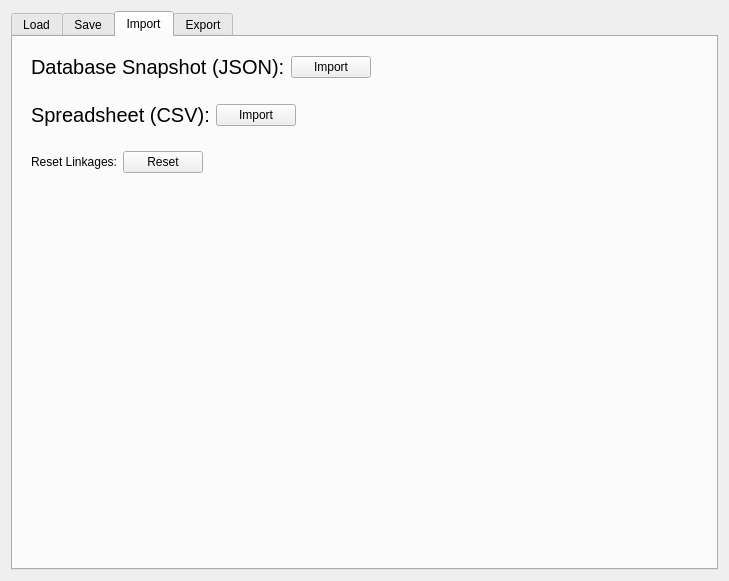
The window that resources/widget/tools/TrackwayIoWidget/TrackwayIoWidget.ui (sernst/Cadence) describes before a commit, drawn with Qt 5.
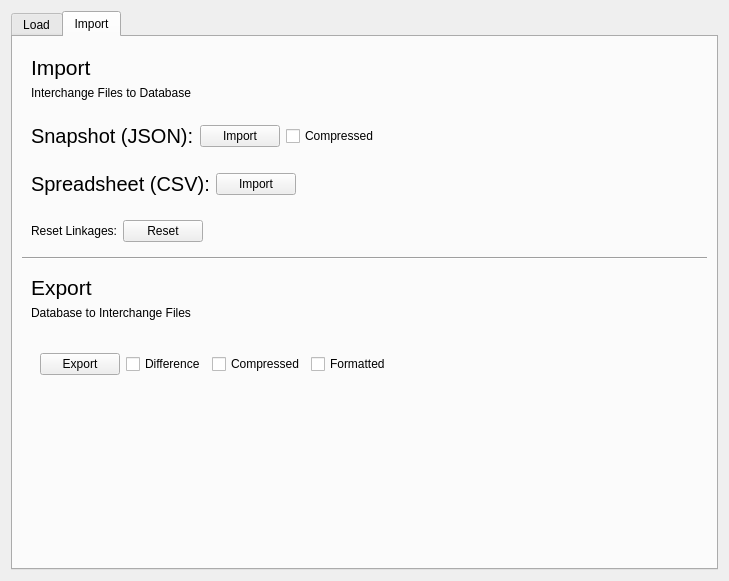
The same window after the commit. The open tabs and pages were chosen to show the change.

Patch:
```diff
--- a/resources/widget/tools/TrackwayIoWidget/TrackwayIoWidget.ui
+++ b/resources/widget/tools/TrackwayIoWidget/TrackwayIoWidget.ui
@@ -68,70 +68,36 @@
        </item>
       </layout>
      </widget>
-     <widget class="QWidget" name="tab_2">
-      <attribute name="title">
-       <string>Save</string>
-      </attribute>
-      <layout class="QVBoxLayout" name="verticalLayout_2">
-       <item>
-        <widget class="QWidget" name="widget_9" native="true">
-         <layout class="QVBoxLayout" name="verticalLayout">
-          <item>
-           <widget class="QLabel" name="label_7">
-            <property name="text">
-             <string>Save Maya Changes to Database</string>
-            </property>
-           </widget>
-          </item>
-          <item>
-           <widget class="QWidget" name="widget_3" native="true">
-            <layout class="QHBoxLayout" name="horizontalLayout_3">
-             <item>
-              <widget class="QPushButton" name="pushButton">
-               <property name="text">
-                <string>Save Selected</string>
-               </property>
-              </widget>
-             </item>
-             <item>
-              <spacer name="horizontalSpacer_3">
-               <property name="orientation">
-                <enum>Qt::Horizontal</enum>
-               </property>
-               <property name="sizeHint" stdset="0">
-                <size>
-                 <width>40</width>
-                 <height>20</height>
-                </size>
-               </property>
-              </spacer>
-             </item>
-            </layout>
-           </widget>
-          </item>
-         </layout>
-        </widget>
-       </item>
-       <item>
-        <spacer name="verticalSpacer">
-         <property name="orientation">
-          <enum>Qt::Vertical</enum>
-         </property>
-         <property name="sizeHint" stdset="0">
-          <size>
-           <width>20</width>
-           <height>400</height>
-          </size>
-         </property>
-        </spacer>
-       </item>
-      </layout>
-     </widget>
      <widget class="QWidget" name="tab_3">
       <attribute name="title">
        <string>Import</string>
       </attribute>
-      <layout class="QVBoxLayout" name="verticalLayout_7">
+      <layout class="QVBoxLayout" name="verticalLayout_4">
+       <item>
+        <widget class="QWidget" name="widget_8" native="true">
+         <layout class="QVBoxLayout" name="verticalLayout_2">
+          <item>
+           <widget class="QLabel" name="label_7">
+            <property name="font">
+             <font>
+              <pointsize>16</pointsize>
+             </font>
+            </property>
+            <property name="text">
+             <string>Import</string>
+            </property>
+           </widget>
+          </item>
+          <item>
+           <widget class="QLabel" name="label_8">
+            <property name="text">
+             <string>Interchange Files to Database</string>
+            </property>
+           </widget>
+          </item>
+         </layout>
+        </widget>
+       </item>
        <item>
         <widget class="QWidget" name="widget_4" native="true">
          <layout class="QHBoxLayout" name="horizontalLayout_5">
@@ -145,7 +111,7 @@
              </font>
             </property>
             <property name="text">
-             <string>Database Snapshot (JSON):</string>
+             <string>Snapshot (JSON):</string>
             </property>
            </widget>
           </item>
@@ -156,6 +122,13 @@
             </property>
            </widget>
           </item>
+          <item>
+           <widget class="QCheckBox" name="importCompressCheck">
+            <property name="text">
+             <string>Compressed</string>
+            </property>
+           </widget>
+          </item>
           <item>
            <spacer name="horizontalSpacer_5">
             <property name="orientation">
@@ -246,28 +219,15 @@
         </widget>
        </item>
        <item>
-        <spacer name="verticalSpacer_2">
+        <widget class="Line" name="line">
          <property name="orientation">
-          <enum>Qt::Vertical</enum>
+          <enum>Qt::Horizontal</enum>
          </property>
-         <property name="sizeHint" stdset="0">
-          <size>
-           <width>20</width>
-           <height>376</height>
-          </size>
-         </property>
-        </spacer>
+        </widget>
        </item>
-      </layout>
-     </widget>
-     <widget class="QWidget" name="tab_4">
-      <attribute name="title">
-       <string>Export</string>
-      </attribute>
-      <layout class="QVBoxLayout" name="verticalLayout_8">
        <item>
-        <widget class="QWidget" name="widget_5" native="true">
-         <layout class="QVBoxLayout" name="verticalLayout_3">
+        <widget class="QWidget" name="widget_3" native="true">
+         <layout class="QVBoxLayout" name="verticalLayout">
           <item>
            <widget class="QLabel" name="label_5">
             <property name="font">
@@ -283,10 +243,16 @@
           <item>
            <widget class="QLabel" name="label_6">
             <property name="text">
-             <string>Write Database Data to Spreadsheet</string>
+             <string>Database to Interchange Files</string>
             </property>
            </widget>
           </item>
+         </layout>
+        </widget>
+       </item>
+       <item>
+        <widget class="QWidget" name="widget_5" native="true">
+         <layout class="QVBoxLayout" name="verticalLayout_3">
           <item>
            <widget class="QWidget" name="widget_6" native="true">
             <layout class="QHBoxLayout" name="horizontalLayout_4">
@@ -297,6 +263,13 @@
                </property>
               </widget>
              </item>
+             <item>
+              <widget class="QCheckBox" name="exportDiffCheck">
+               <property name="text">
+                <string>Difference</string>
+               </property>
+              </widget>
+             </item>
              <item>
               <widget class="QCheckBox" name="exportCompressCheck">
                <property name="text">
```
Left out of the diff: 9 changed lines with no effect on the pictures.
